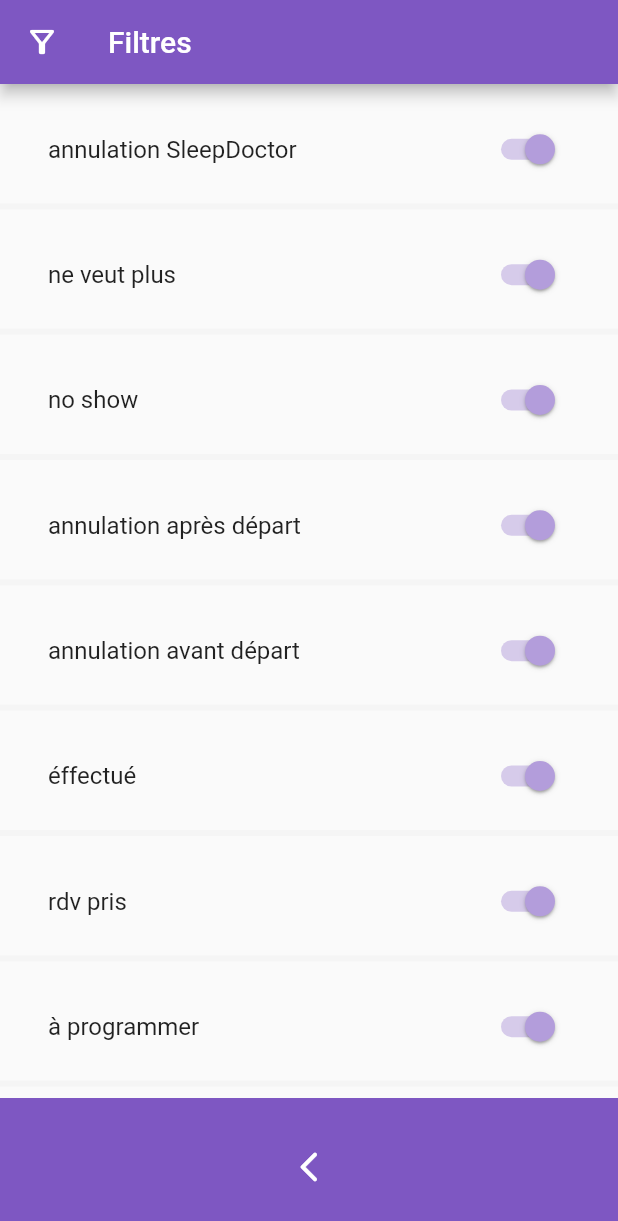
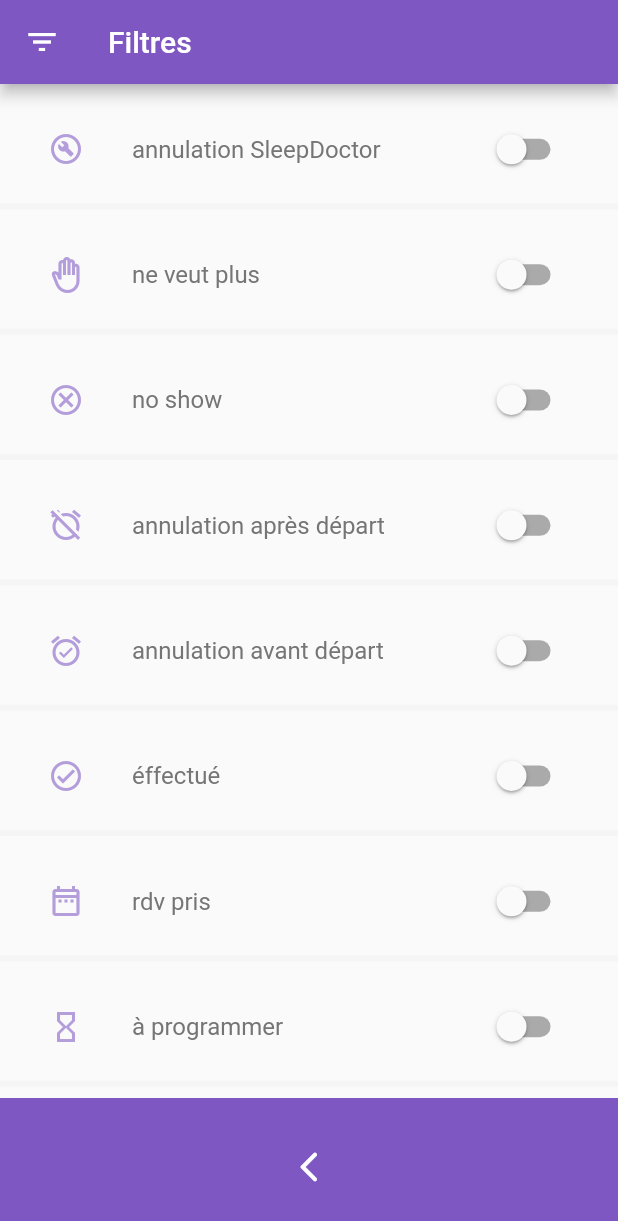
Before and after one commit to GreatPy/sd_tech_app, a Flutter app: the screen it shows after launch, item 3 of the bottom bar chosen, on a phone screen of 412 x 824 dp. Shown: the top 1221 px of the screen. Run offline on Flutter 3.47's test engine with Material 2 defaults, Android fonts, the phone set to English and light mode, and no system bars; our stand-ins replace keyboard_dismisser.

Commit message:
switchtile button clicable set

```diff
--- a/lib/widgets/filters/filter.dart
+++ b/lib/widgets/filters/filter.dart
@@ -11,36 +11,52 @@ class Filter extends StatefulWidget {
 }
 
 class _FilterState extends State<Filter> {
+  bool _isChecked = false;
   @override
   Widget build(BuildContext context) {
     final String title;
+    final IconData iconData;
     switch (widget.label) {
       case FilterLabel.cancelByHost:
         title = "annulation SleepDoctor";
+        iconData = Icons.build_circle_outlined;
       case FilterLabel.doesnTWant:
         title = "ne veut plus";
+        iconData = Icons.back_hand_outlined;
       case FilterLabel.noShow:
         title = "no show";
+        iconData = Icons.cancel_outlined;
       case FilterLabel.lateCancelation:
         title = "annulation après départ";
+        iconData = Icons.alarm_off_outlined;
       case FilterLabel.timelyCancelation:
         title = "annulation avant départ";
+        iconData = Icons.alarm_on_outlined;
       case FilterLabel.conducted:
         title = "éffectué";
+        iconData = Icons.check_circle_outline_outlined;
       case FilterLabel.scheduled:
         title = "rdv pris";
+        iconData = Icons.date_range_outlined;
       case FilterLabel.toBeScheduled:
         title = "à programmer";
+        iconData = Icons.hourglass_empty_outlined;
     }
     return Column(
       children: [
         SwitchListTile(
-          value: true,
+          value: _isChecked,
+          onChanged: (isChecked) {
+            setState(() {
+              _isChecked = isChecked;
+            });
+          },
+          dense: false,
           activeColor: primaryColorLigth,
           contentPadding:
               const EdgeInsets.symmetric(horizontal: 32, vertical: 8),
-          onChanged: (isChecked) {},
-          title: Text(title),
+          secondary: Icon(iconData, color: primaryColorLigth),
+          title: Text(title, style: TextStyle(color: neutral, fontSize: 16)),
         ),
         Container(height: 4, color: neutralLigth)
       ],
--- a/lib/widgets/generals/Footer/footer_icon.dart
+++ b/lib/widgets/generals/Footer/footer_icon.dart
@@ -25,7 +25,7 @@ class FooterIcon extends StatelessWidget {
         iconData = Icons.search;
         page = const Search();
       case Screen.filters:
-        iconData = Icons.filter_alt_outlined;
+        iconData = Icons.filter_list_outlined;
         page = const Filters();
       case Screen.today:
         iconData = Icons.bookmark_outline;
--- a/lib/widgets/generals/header.dart
+++ b/lib/widgets/generals/header.dart
@@ -24,7 +24,7 @@ class Header extends StatelessWidget implements PreferredSizeWidget {
         iconData = Icons.search_outlined;
         title = "Recherche";
       case Screen.filters:
-        iconData = Icons.filter_alt_outlined;
+        iconData = Icons.filter_list_outlined;
         title = "Filtres";
       case Screen.today:
         title = "Aujourd'hui";
```
